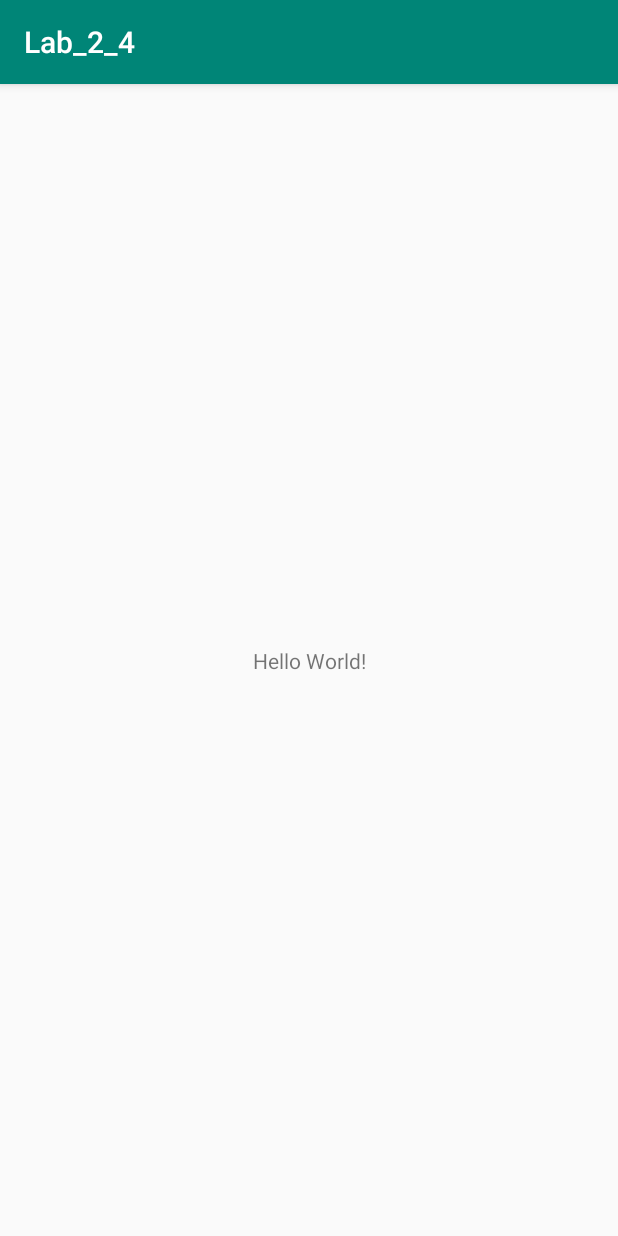
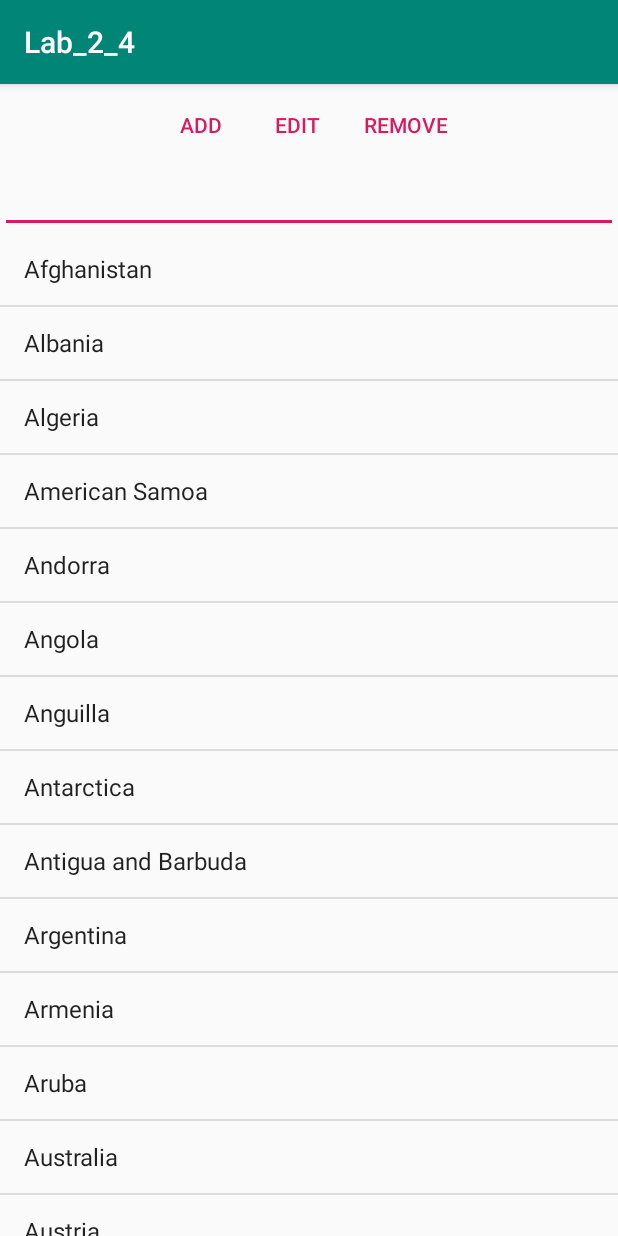
Before and after one commit to t7gafl00/Android_programming_and_mobile_UI_design, an Android app: the screen it shows after launch (MainActivity), on a phone screen of 412 x 824 dp. Run offline under Robolectric (Android 15) with nearby library versions, the phone set to English and light mode, and no system bars.

Commit message:
done Lab_2_4

```diff
--- a/Lab_2/Lab_2_4/app/src/main/java/com/example/lab_2_4/MainActivity.java
+++ b/Lab_2/Lab_2_4/app/src/main/java/com/example/lab_2_4/MainActivity.java
@@ -2,6 +2,15 @@ package com.example.lab_2_4;
 
 import android.support.v7.app.AppCompatActivity;
 import android.os.Bundle;
+import android.view.View;
+import android.widget.AdapterView;
+import android.widget.ArrayAdapter;
+import android.widget.Button;
+import android.widget.EditText;
+import android.widget.ListView;
+
+import java.util.ArrayList;
+import java.util.Collections;
 
 public class MainActivity extends AppCompatActivity {
 
@@ -9,5 +18,58 @@ public class MainActivity extends AppCompatActivity {
     protected void onCreate(Bundle savedInstanceState) {
         super.onCreate(savedInstanceState);
         setContentView(R.layout.activity_main);
+
+
+        final ArrayList<String> countries = new ArrayList<>();
+        countries.add("Afghanistan");
+        countries.add("Albania");
+        countries.add("Algeria");
+        countries.add("American Samoa");
+        countries.add("Andorra");
+        countries.add("Angola");
+        countries.add("Anguilla");
+        countries.add("Antarctica");
+        countries.add("Antigua and Barbuda");
+        countries.add("Argentina");
+        countries.add("Armenia");
+        countries.add("Aruba");
+        countries.add("Australia");
+        countries.add("Austria");
+        countries.add("Azerbaijan");
+
+        final EditText editTextInput = findViewById(R.id.edit_text_input);
+
+        final ListView listViewCountries = findViewById(R.id.list_view_countries);
+        final ArrayAdapter<String> aa;
+        aa = new ArrayAdapter<>(this, android.R.layout.simple_list_item_1, countries);
+        listViewCountries.setAdapter(aa);
+
+        // Display item in editTextInput when clicking on item in list
+        listViewCountries.setOnItemClickListener(new AdapterView.OnItemClickListener() {
+            @Override
+            public void onItemClick(AdapterView<?> parent, View view, int position, long id) {
+                Object o = listViewCountries.getItemAtPosition(position);
+                editTextInput.setText(o.toString());
+            }
+        });
+
+        Button buttonAdd = findViewById(R.id.button_add);
+        buttonAdd.setOnClickListener(new View.OnClickListener() {
+            public void onClick(View v) {
+                countries.add(String.valueOf(editTextInput.getText()));
+                Collections.sort(countries, String.CASE_INSENSITIVE_ORDER);
+                aa.notifyDataSetChanged();
+                editTextInput.setText("");
+            }
+        });
+
+        Button buttonRemove = findViewById(R.id.button_remove);
+        buttonRemove.setOnClickListener(new View.OnClickListener() {
+            public void onClick(View v) {
+                countries.remove(String.valueOf(editTextInput.getText()));
+                aa.notifyDataSetChanged();
+                editTextInput.setText("");
+            }
+        });
     }
 }
--- a/Lab_2/Lab_2_4/app/src/main/res/layout/activity_main.xml
+++ b/Lab_2/Lab_2_4/app/src/main/res/layout/activity_main.xml
@@ -6,13 +6,54 @@
     android:layout_height="match_parent"
     tools:context=".MainActivity">
 
-    <TextView
-        android:layout_width="wrap_content"
-        android:layout_height="wrap_content"
-        android:text="Hello World!"
-        app:layout_constraintBottom_toBottomOf="parent"
-        app:layout_constraintLeft_toLeftOf="parent"
-        app:layout_constraintRight_toRightOf="parent"
-        app:layout_constraintTop_toTopOf="parent" />
+    <LinearLayout
+        android:layout_width="match_parent"
+        android:layout_height="match_parent"
+        android:layout_gravity="center"
+        android:orientation="vertical">
+
+        <LinearLayout
+            android:id="@+id/linearLayout1"
+            android:layout_width="wrap_content"
+            android:layout_height="wrap_content"
+            android:orientation="horizontal"
+            android:layout_gravity="center_horizontal">
+
+            <Button
+                android:id="@+id/button_add"
+                android:layout_width="wrap_content"
+                android:layout_height="wrap_content"
+                android:text="Add"
+                style="?android:attr/buttonBarButtonStyle"/>
+
+            <Button
+                android:id="@+id/button_edit"
+                android:layout_width="wrap_content"
+                android:layout_height="wrap_content"
+                android:text="Edit"
+                style="?android:attr/buttonBarButtonStyle"/>
+
+            <Button
+                android:id="@+id/button_remove"
+                android:layout_width="wrap_content"
+                android:layout_height="wrap_content"
+                android:text="Remove"
+                style="?android:attr/buttonBarButtonStyle"/>
+
+        </LinearLayout>
+
+        <EditText
+            android:id="@+id/edit_text_input"
+            android:layout_width="match_parent"
+            android:layout_height="wrap_content"
+            android:inputType="text"
+            />
+
+        <ListView
+            android:id="@+id/list_view_countries"
+            android:layout_width="match_parent"
+            android:layout_height="wrap_content"/>
+
+    </LinearLayout>
 
 </android.support.constraint.ConstraintLayout>
```
